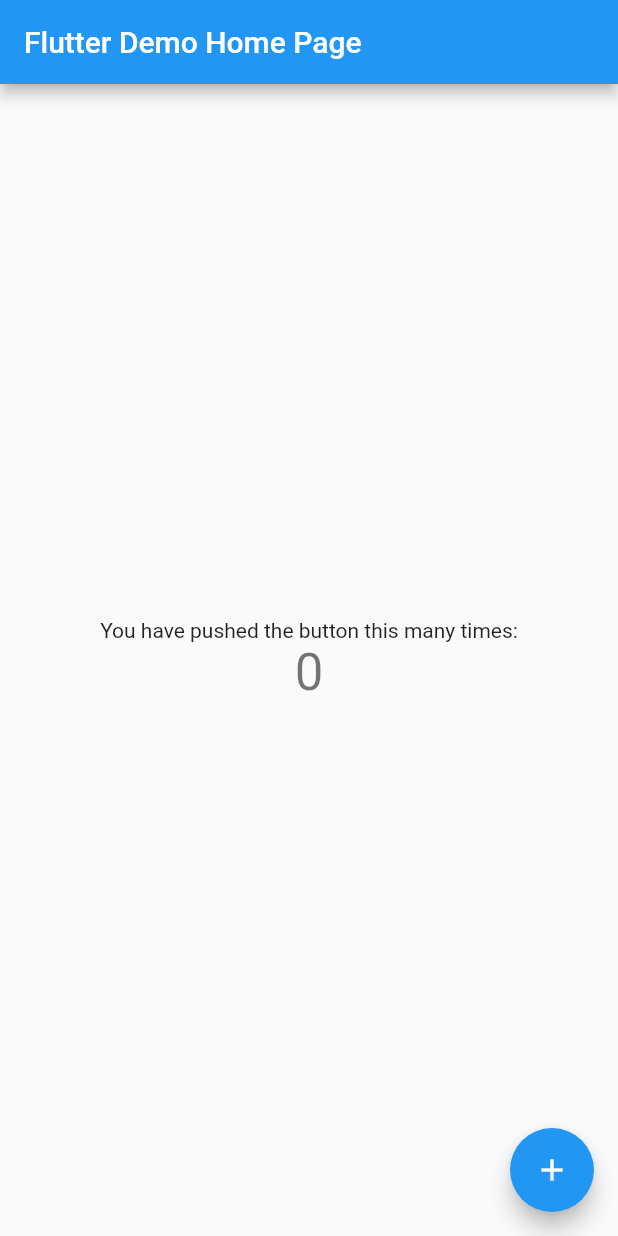
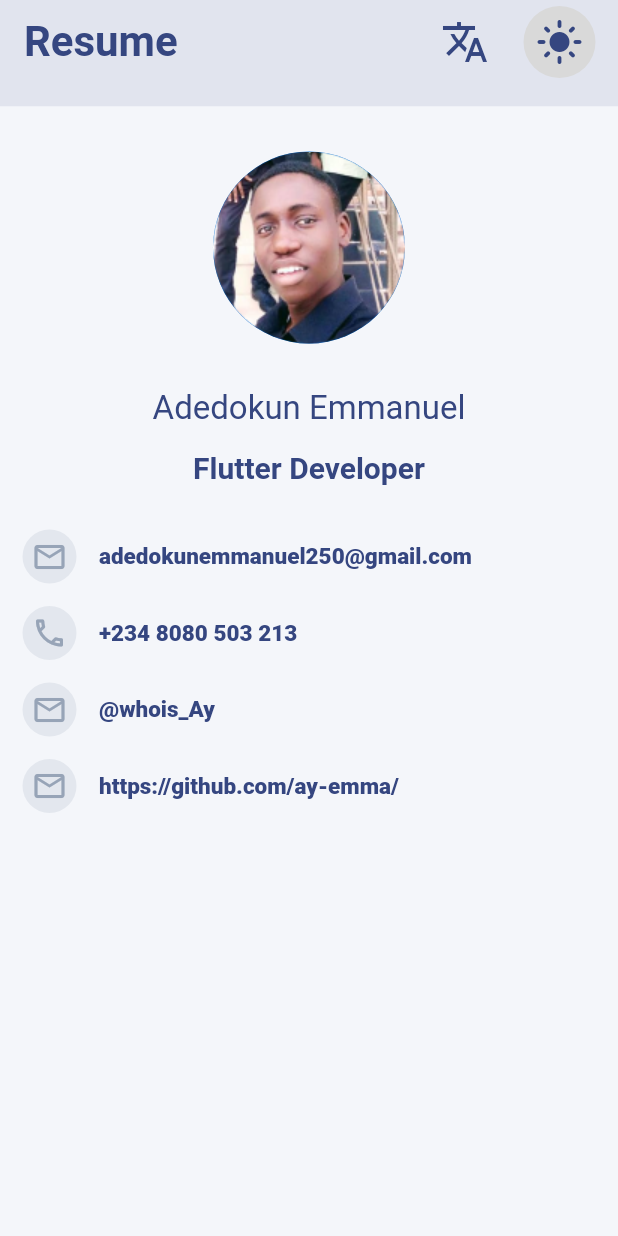
Before and after one commit to ay-emma/resume_app, a Flutter app: the screen it shows after launch, on a phone screen of 412 x 824 dp. Run offline on Flutter 3.47's test engine with Material 2 defaults, Android fonts, the phone set to English and light mode, and no system bars; our stand-ins replace flutter_riverpod.

Commit message:
FEAT:Add light and dart theme modes

```diff
--- a/lib/main.dart
+++ b/lib/main.dart
@@ -1,106 +1,27 @@
 import 'package:flutter/material.dart';
+import 'package:resumeapp/src/theme/app_theme.dart';
+import 'package:flutter_riverpod/flutter_riverpod.dart';
+
+import 'src/home_page.dart';
 
 void main() {
-  runApp(const MyApp());
+  runApp(const ProviderScope(child: MyApp()));
 }
 
-class MyApp extends StatelessWidget {
+class MyApp extends ConsumerWidget {
   const MyApp({super.key});
 
   // This widget is the root of your application.
   @override
-  Widget build(BuildContext context) {
+  Widget build(BuildContext context, WidgetRef ref) {
+    final themeMode = ref.watch(themeNotifierProvider);
     return MaterialApp(
       title: 'AY ',
-      theme: ThemeData(
-        primarySwatch: Colors.blue,
-      ),
-      home: const MyHomePage(title: 'Flutter Demo Home Page'),
+      theme: AppTheme.lightTheme,
+      darkTheme: AppTheme.darkTheme,
+      //Switch between them mode based on user selection
+      themeMode: themeMode == false ? ThemeMode.light : ThemeMode.dark,
+      home: const Homepage(),
     );
   }
 }
-
-class MyHomePage extends StatefulWidget {
-  const MyHomePage({super.key, required this.title});
-
-  // This widget is the home page of your application. It is stateful, meaning
-  // that it has a State object (defined below) that contains fields that affect
-  // how it looks.
-
-  // This class is the configuration for the state. It holds the values (in this
-  // case the title) provided by the parent (in this case the App widget) and
-  // used by the build method of the State. Fields in a Widget subclass are
-  // always marked "final".
-
-  final String title;
-
-  @override
-  State<MyHomePage> createState() => _MyHomePageState();
-}
-
-class _MyHomePageState extends State<MyHomePage> {
-  int _counter = 0;
-
-  void _incrementCounter() {
-    setState(() {
-      // This call to setState tells the Flutter framework that something has
-      // changed in this State, which causes it to rerun the build method below
-      // so that the display can reflect the updated values. If we changed
-      // _counter without calling setState(), then the build method would not be
-      // called again, and so nothing would appear to happen.
-      _counter++;
-    });
-  }
-
-  @override
-  Widget build(BuildContext context) {
-    // This method is rerun every time setState is called, for instance as done
-    // by the _incrementCounter method above.
-    //
-    // The Flutter framework has been optimized to make rerunning build methods
-    // fast, so that you can just rebuild anything that needs updating rather
-    // than having to individually change instances of widgets.
-    return Scaffold(
-      appBar: AppBar(
-        // Here we take the value from the MyHomePage object that was created by
-        // the App.build method, and use it to set our appbar title.
-        title: Text(widget.title),
-      ),
-      body: Center(
-        // Center is a layout widget. It takes a single child and positions it
-        // in the middle of the parent.
-        child: Column(
-          // Column is also a layout widget. It takes a list of children and
-          // arranges them vertically. By default, it sizes itself to fit its
-          // children horizontally, and tries to be as tall as its parent.
-          //
-          // Invoke "debug painting" (press "p" in the console, choose the
-          // "Toggle Debug Paint" action from the Flutter Inspector in Android
-          // Studio, or the "Toggle Debug Paint" command in Visual Studio Code)
-          // to see the wireframe for each widget.
-          //
-          // Column has various properties to control how it sizes itself and
-          // how it positions its children. Here we use mainAxisAlignment to
-          // center the children vertically; the main axis here is the vertical
-          // axis because Columns are vertical (the cross axis would be
-          // horizontal).
-          mainAxisAlignment: MainAxisAlignment.center,
-          children: <Widget>[
-            const Text(
-              'You have pushed the button this many times:',
-            ),
-            Text(
-              '$_counter',
-              style: Theme.of(context).textTheme.headline4,
-            ),
-          ],
-        ),
-      ),
-      floatingActionButton: FloatingActionButton(
-        onPressed: _incrementCounter,
-        tooltip: 'Increment',
-        child: const Icon(Icons.add),
-      ), // This trailing comma makes auto-formatting nicer for build methods.
-    );
-  }
-}
--- /dev/null
+++ b/lib/src/home_page.dart
@@ -0,0 +1,148 @@
+import 'dart:ui';
+
+import 'package:flutter/material.dart';
+import 'package:flutter_riverpod/flutter_riverpod.dart';
+import 'package:resumeapp/src/theme/app_theme.dart';
+
+class Homepage extends ConsumerWidget {
+  const Homepage({super.key});
+
+  @override
+  Widget build(BuildContext context, WidgetRef ref) {
+    final appThemeMode = ref.read(themeNotifierProvider.notifier);
+    final themeContext = Theme.of(context);
+    return Scaffold(
+        body: CustomScrollView(
+      slivers: [
+        SliverAppBar(
+          elevation: 0,
+          pinned: true,
+          expandedHeight: 71,
+          backgroundColor: Colors.transparent,
+          centerTitle: false,
+          title: Text(
+            "Resume",
+            style: themeContext.textTheme.headline3,
+          ),
+          flexibleSpace: ClipRRect(
+            child: BackdropFilter(
+              filter: ImageFilter.blur(sigmaX: 7, sigmaY: 7),
+              child: Container(
+                color: themeContext.primaryColor.withOpacity(0.1),
+              ),
+            ),
+          ),
+          actions: [
+            IconButton(
+              onPressed: () {},
+              icon: Icon(
+                Icons.translate,
+                color: Theme.of(context).primaryColor,
+                size: 32,
+              ),
+            ),
+            const SizedBox(
+              width: 15.0,
+            ),
+            Container(
+              decoration: const BoxDecoration(
+                color: Color(0xFFD9D9D9),
+                shape: BoxShape.circle,
+              ),
+              child: IconButton(
+                onPressed: () {
+                  appThemeMode.toggleThemeMode();
+                },
+                icon: Icon(
+                  Icons.light_mode,
+                  color: Theme.of(context).primaryColor,
+                  size: 32,
+                ),
+              ),
+            ),
+            const SizedBox(
+              width: 15.0,
+            ),
+          ],
+        ),
+        SliverList(
+          delegate: SliverChildListDelegate(
+            [
+              Padding(
+                padding: const EdgeInsets.symmetric(horizontal: 15.0),
+                child: Column(
+                  children: [
+                    gapH30,
+                    const CircleAvatar(
+                      backgroundImage:
+                          AssetImage("assets/images/profile_picture.png"),
+                      radius: 64,
+                    ),
+                    gapH30,
+                    Text(
+                      "Adedokun Emmanuel",
+                      style: themeContext.textTheme.headline4,
+                    ),
+                    gapH15,
+                    Text(
+                      "Flutter Developer",
+                      style: Theme.of(context).textTheme.headline5,
+                    ),
+                    gapH30,
+                    //Social handles
+                    _socialHandleTile(
+                      Icons.email_outlined,
+                      "adedokunemmanuel250@gmail.com",
+                      themeContext.textTheme.headline6!,
+                    ),
+                    gapH15,
+                    _socialHandleTile(
+                      Icons.phone_outlined,
+                      "+234 8080 503 213",
+                      themeContext.textTheme.headline6!,
+                    ),
+                    gapH15,
+                    _socialHandleTile(
+                      Icons.email_outlined,
+                      "@whois_Ay",
+                      themeContext.textTheme.headline6!,
+                    ),
+                    gapH15,
+                    _socialHandleTile(
+                      Icons.email_outlined,
+                      "https://github.com/ay-emma/",
+                      themeContext.textTheme.headline6!,
+                    ),
+                  ],
+                ),
+              ),
+            ],
+          ),
+        ),
+      ],
+    ));
+  }
+
+  Widget _socialHandleTile(IconData icon, String handle, TextStyle style) {
+    return Row(
+      children: [
+        Container(
+          decoration: BoxDecoration(
+              shape: BoxShape.circle,
+              color: const Color(0xFF97A4B7).withOpacity(0.18)),
+          padding: const EdgeInsets.all(6.0),
+          child: Icon(
+            icon,
+            color: iconColor,
+            size: 24,
+          ),
+        ),
+        gapW15,
+        Text(
+          handle,
+          style: style,
+        )
+      ],
+    );
+  }
+}
--- /dev/null
+++ b/lib/src/theme/app_theme.dart
@@ -0,0 +1,102 @@
+import 'package:flutter/material.dart';
+import 'package:flutter_riverpod/flutter_riverpod.dart';
+
+// extension ThemeShortcust on BuildContext {
+//   BuildContext appTheme() {
+//     return Theme.of(this).
+//   }
+// }
+
+///theme Provider
+final themeNotifierProvider = StateNotifierProvider<ThemeNotifier, bool>((ref) {
+  return ThemeNotifier();
+});
+
+/// notifer if its dark mode
+/// defaults to false, means lightmode
+class ThemeNotifier extends StateNotifier<bool> {
+  ThemeNotifier() : super(false);
+
+  ///switch theme mode
+  toggleThemeMode() {
+    state = !state;
+  }
+}
+
+/// whiteSpace
+const gapH30 = SizedBox(
+  height: 30,
+);
+const gapH15 = SizedBox(
+  height: 15,
+);
+const gapW15 = SizedBox(
+  width: 15,
+);
+const gapH10 = SizedBox(
+  height: 10,
+);
+const gapW10 = SizedBox(
+  width: 10,
+);
+
+const iconColor = Color(0xFF97A4B7);
+
+///Theme class for light and dark mode
+class AppTheme {
+  AppTheme._();
+
+  static final lightTheme = ThemeData(
+    scaffoldBackgroundColor: const Color(0XFFF4F6FA),
+    primaryColor: const Color(0XFF354680),
+    textTheme: const TextTheme(
+      headline3: TextStyle(
+        color: Color(0XFF354680),
+        fontSize: 28,
+        fontWeight: FontWeight.bold,
+      ),
+      headline4: TextStyle(
+        color: Color(0XFF354680),
+        fontSize: 22,
+        fontWeight: FontWeight.w400,
+      ),
+      headline5: TextStyle(
+        color: Color(0XFF354680),
+        fontSize: 20,
+        fontWeight: FontWeight.w700,
+      ),
+      headline6: TextStyle(
+        color: Color(0XFF354680),
+        fontSize: 15,
+        fontWeight: FontWeight.w800,
+      ),
+    ),
+  );
+
+  static final darkTheme = ThemeData(
+    scaffoldBackgroundColor: const Color(0XFF000000),
+    primaryColor: const Color(0XFF97A4B7),
+    textTheme: const TextTheme(
+      headline3: TextStyle(
+        color: Color(0XFF97A4B7),
+        fontSize: 28,
+        fontWeight: FontWeight.bold,
+      ),
+      headline4: TextStyle(
+        color: Color(0XFF97A4B7),
+        fontSize: 22,
+        fontWeight: FontWeight.w400,
+      ),
+      headline5: TextStyle(
+        color: Color(0XFF97A4B7),
+        fontSize: 20,
+        fontWeight: FontWeight.w700,
+      ),
+      headline6: TextStyle(
+        color: Color(0XFF97A4B7),
+        fontSize: 15,
+        fontWeight: FontWeight.w800,
+      ),
+    ),
+  );
+}
```
Also changed, not shown: pubspec.yaml (+4 -4 lines), assets/images/profile_picture.png (added), pubspec.lock.
